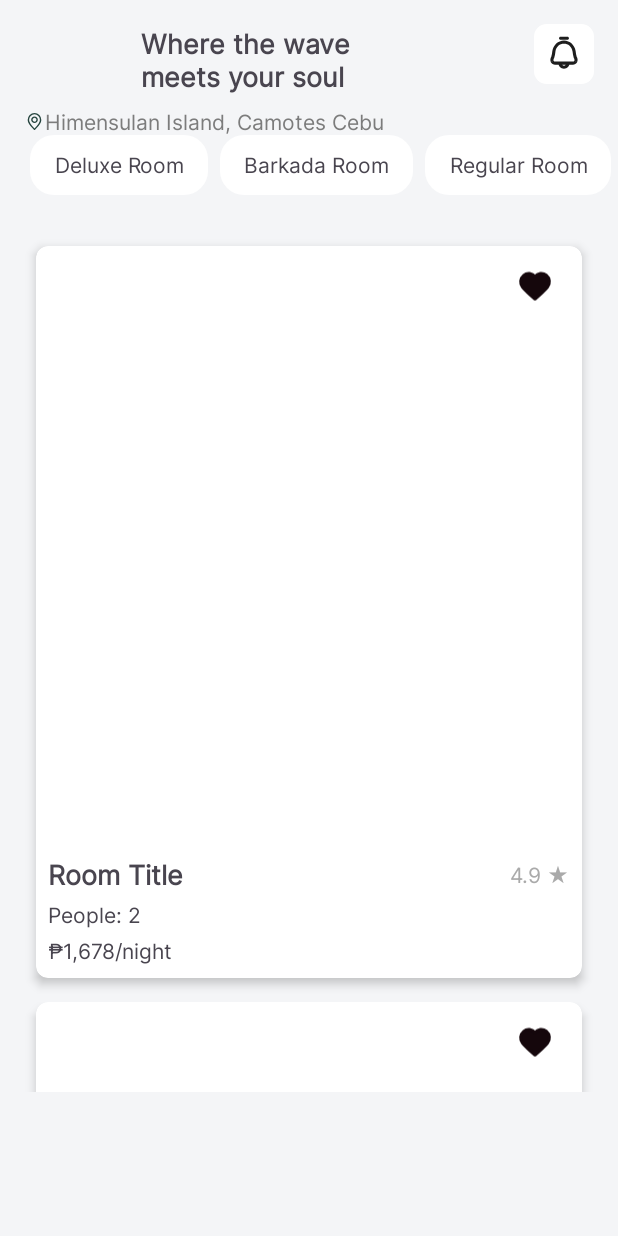
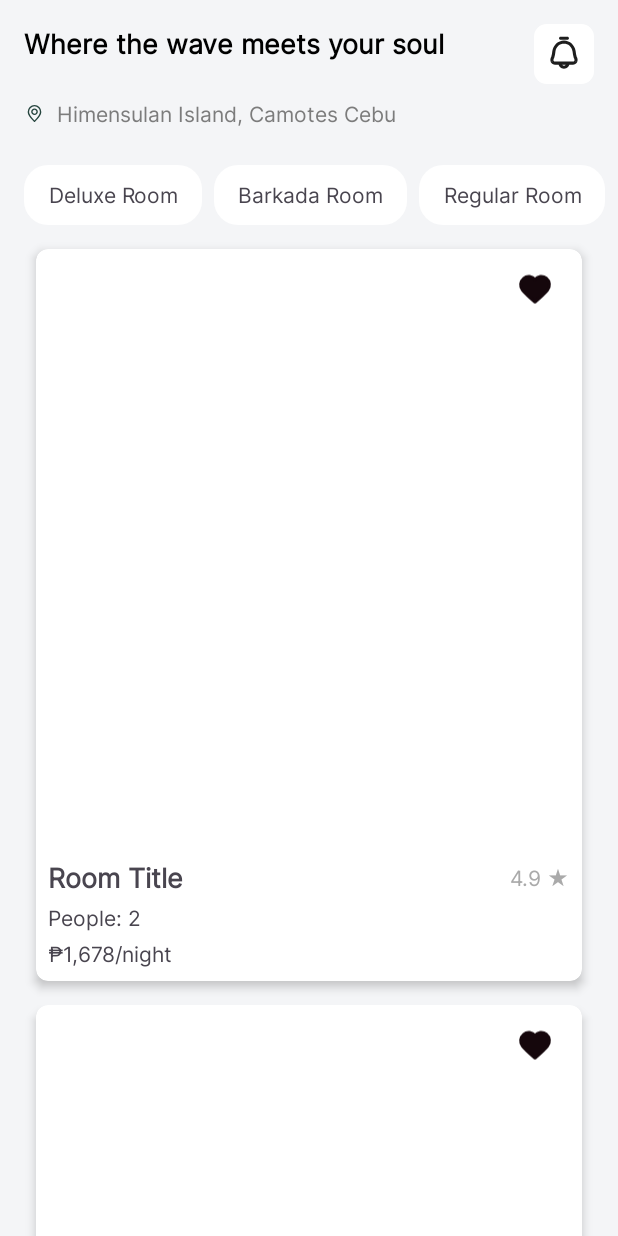
Before and after one commit to WMROger/KotlinCamotes, an Android app: the layout fragment_home.xml on its own in the app's theme, with its tools: preview values and no code run, on a phone screen of 412 x 824 dp. Run offline under Robolectric (Android 15) with nearby library versions, the phone set to English and light mode, and no system bars.

Commit message:
gana na guro ni

```diff
--- a/app/src/main/res/layout/activity_main.xml
+++ b/app/src/main/res/layout/activity_main.xml
@@ -16,11 +16,12 @@
         app:layout_constraintStart_toStartOf="parent"
         app:layout_constraintTop_toTopOf="parent" />
 
-    <!-- Wrap BubbleTabBar in CardView for corner radius -->
     <androidx.cardview.widget.CardView
-        android:layout_width="350dp"
-        android:layout_height="70dp"
+        android:layout_width="300dp"
+        android:layout_height="60dp"
+        android:layout_gravity="center_horizontal"
         android:layout_marginBottom="16dp"
+        android:paddingHorizontal="50dp"
         app:cardCornerRadius="50dp"
         app:cardElevation="5dp"
         app:layout_constraintBottom_toBottomOf="parent"
@@ -31,7 +32,7 @@
             android:id="@+id/bubbleTabBar"
             android:layout_width="match_parent"
             android:layout_height="wrap_content"
-            android:layout_marginTop="10.5dp"
+            android:layout_marginTop="5.5dp"
             android:background="#FFF"
             app:bubbletab_horizontal_padding="10dp"
             app:bubbletab_icon_size="30dp"
--- a/app/src/main/res/layout/fragment_home.xml
+++ b/app/src/main/res/layout/fragment_home.xml
@@ -1,5 +1,4 @@
-<androidx.constraintlayout.widget.ConstraintLayout
-    xmlns:android="http://schemas.android.com/apk/res/android"
+<androidx.constraintlayout.widget.ConstraintLayout xmlns:android="http://schemas.android.com/apk/res/android"
     xmlns:app="http://schemas.android.com/apk/res-auto"
     xmlns:tools="http://schemas.android.com/tools"
     android:layout_width="match_parent"
@@ -10,13 +9,15 @@
     <!-- Header Text -->
     <TextView
         android:id="@+id/headerText"
-        android:layout_width="200dp"
+        android:layout_width="0dp"
         android:layout_height="wrap_content"
         android:padding="16dp"
         android:text="Where the wave meets your soul"
+        android:textColor="#000000"
         android:textSize="18sp"
         android:textStyle="bold"
         app:layout_constraintEnd_toStartOf="@id/notificationButton"
+        app:layout_constraintHorizontal_bias="0.0"
         app:layout_constraintStart_toStartOf="parent"
         app:layout_constraintTop_toTopOf="parent" />
 
@@ -35,14 +36,17 @@
     <!-- Subheader Text -->
     <TextView
         android:id="@+id/subheaderText"
-        android:layout_width="wrap_content"
+        android:layout_width="0dp"
         android:layout_height="wrap_content"
         android:drawableLeft="@drawable/ic_location"
-        android:paddingLeft="16dp"
+        android:drawablePadding="8dp"
+        android:paddingStart="16dp"
+        android:paddingTop="8dp"
+        android:paddingBottom="8dp"
         android:text="Himensulan Island, Camotes Cebu"
         android:textColor="#7C7C7C"
         android:textSize="14sp"
-        app:layout_constraintBottom_toTopOf="@+id/scrollableFiltersLayout"
+        app:layout_constraintEnd_toEndOf="parent"
         app:layout_constraintStart_toStartOf="parent"
         app:layout_constraintTop_toBottomOf="@id/headerText" />
 
@@ -51,18 +55,18 @@
         android:id="@+id/scrollableFiltersLayout"
         android:layout_width="match_parent"
         android:layout_height="wrap_content"
+        android:layout_marginTop="8dp"
         android:scrollbars="none"
-        app:layout_constraintBottom_toTopOf="@+id/swipeRefreshLayout"
         app:layout_constraintEnd_toEndOf="parent"
         app:layout_constraintStart_toStartOf="parent"
-        app:layout_constraintTop_toBottomOf="@id/headerText">
+        app:layout_constraintTop_toBottomOf="@id/subheaderText">
 
         <androidx.appcompat.widget.LinearLayoutCompat
             android:id="@+id/filtersLayout"
             android:layout_width="wrap_content"
             android:layout_height="wrap_content"
             android:orientation="horizontal"
-            android:paddingHorizontal="20dp"
+            android:paddingHorizontal="16dp"
             android:paddingVertical="8dp">
 
             <!-- Deluxe Room Button -->
@@ -105,22 +109,22 @@
     <!-- SwipeRefreshLayout and RecyclerView -->
     <androidx.swiperefreshlayout.widget.SwipeRefreshLayout
         android:id="@+id/swipeRefreshLayout"
-        android:layout_width="match_parent"
+        android:layout_width="0dp"
         android:layout_height="0dp"
-        android:layout_marginTop="140dp"
-        android:layout_marginBottom="80dp"
         app:layout_constraintBottom_toBottomOf="parent"
         app:layout_constraintEnd_toEndOf="parent"
-        app:layout_constraintHorizontal_bias="0.0"
         app:layout_constraintStart_toStartOf="parent"
-        app:layout_constraintTop_toTopOf="parent"
-        app:layout_constraintVertical_bias="1.0">
+        app:layout_constraintTop_toBottomOf="@id/scrollableFiltersLayout">
 
         <androidx.recyclerview.widget.RecyclerView
             android:id="@+id/roomsRecyclerView"
             android:layout_width="match_parent"
             android:layout_height="match_parent"
-            android:padding="16dp"
+            android:clipToPadding="false"
+            android:paddingBottom="86dp"
+            android:paddingHorizontal="16dp"
+            android:layout_marginBottom="80dp"
             tools:listitem="@layout/room_card" />
+
     </androidx.swiperefreshlayout.widget.SwipeRefreshLayout>
 </androidx.constraintlayout.widget.ConstraintLayout>
```
